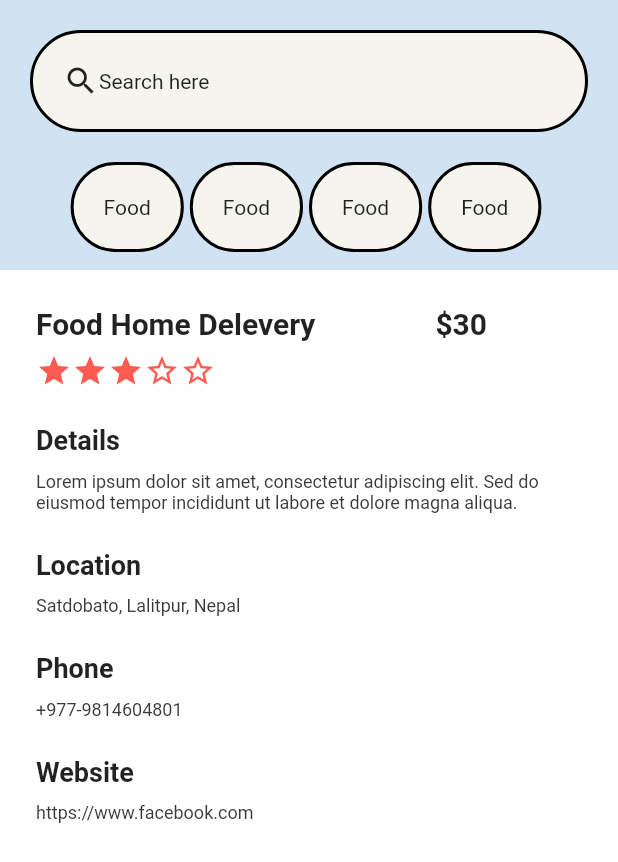
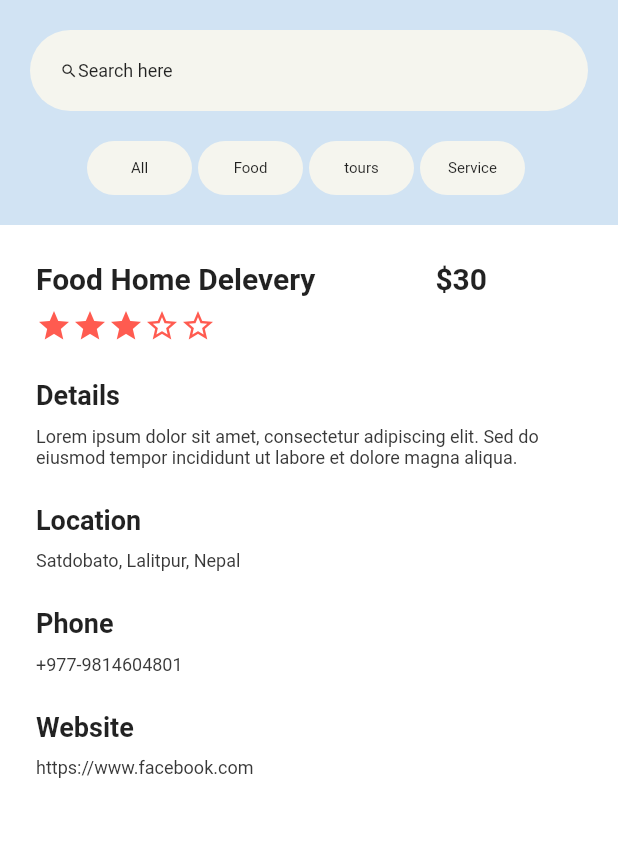
Before and after one commit to incri/learning-Flutter-Basics, a Flutter app: the screen it shows after launch, on a phone screen of 412 x 824 dp. Shown: the top 862 px of the screen. Run offline on Flutter 3.47's test engine with Material 2 defaults, Android fonts, the phone set to English and light mode, and no system bars.

Commit message:
redesigned the nav bar for better UI

```diff
--- a/online_store/lib/homepage.dart
+++ b/online_store/lib/homepage.dart
@@ -15,7 +15,7 @@ class Homepage extends StatelessWidget {
             Container(
               decoration: const BoxDecoration(
                   color: Color.fromARGB(255, 209, 227, 243)),
-              height: 180,
+              height: 150,
               child: const NavBar(),
             ),
             Container(
--- a/online_store/lib/nav_bar.dart
+++ b/online_store/lib/nav_bar.dart
@@ -5,13 +5,18 @@ class NavBar extends StatelessWidget {
     return Padding(
       padding: const EdgeInsets.only(right: 4),
       child: Container(
-        decoration: BoxDecoration(
-          border: Border.all(width: 2),
-          color: const Color.fromARGB(255, 245, 245, 238),
-          borderRadius: const BorderRadius.all(Radius.circular(60)),
+        width: 70,
+        decoration: const BoxDecoration(
+          color: Color.fromARGB(255, 245, 245, 238),
+          borderRadius: BorderRadius.all(Radius.circular(30)),
         ),
-        padding: const EdgeInsets.all(20),
-        child: Text(categoriesText), // Use the correct parameter name here
+        padding: const EdgeInsets.all(12),
+        child: Center(
+          child: Text(
+            categoriesText,
+            style: const TextStyle(fontSize: 10),
+          ),
+        ), // Use the correct parameter name here
       ),
     );
   }
@@ -26,24 +31,32 @@ class NavBar extends StatelessWidget {
           Padding(
             padding: const EdgeInsets.all(20),
             child: Container(
-              decoration: BoxDecoration(
-                border: Border.all(width: 2),
-                color: const Color.fromARGB(255, 245, 245, 238),
-                borderRadius: const BorderRadius.all(Radius.circular(60)),
+              decoration: const BoxDecoration(
+                color: Color.fromARGB(255, 245, 245, 238),
+                borderRadius: BorderRadius.all(Radius.circular(60)),
               ),
               padding: const EdgeInsets.all(20),
               child: const Row(
-                children: [Icon(Icons.search), Text("Search here")],
+                children: [
+                  Icon(
+                    Icons.search,
+                    size: 12,
+                  ),
+                  Text(
+                    "Search here",
+                    style: TextStyle(fontSize: 12),
+                  )
+                ],
               ),
             ),
           ),
           Row(
             mainAxisAlignment: MainAxisAlignment.center,
             children: [
+              categoriesList("All"),
               categoriesList("Food"),
-              categoriesList("Food"),
-              categoriesList("Food"),
-              categoriesList("Food"),
+              categoriesList("tours"),
+              categoriesList("Service"),
             ],
           )
 
```
